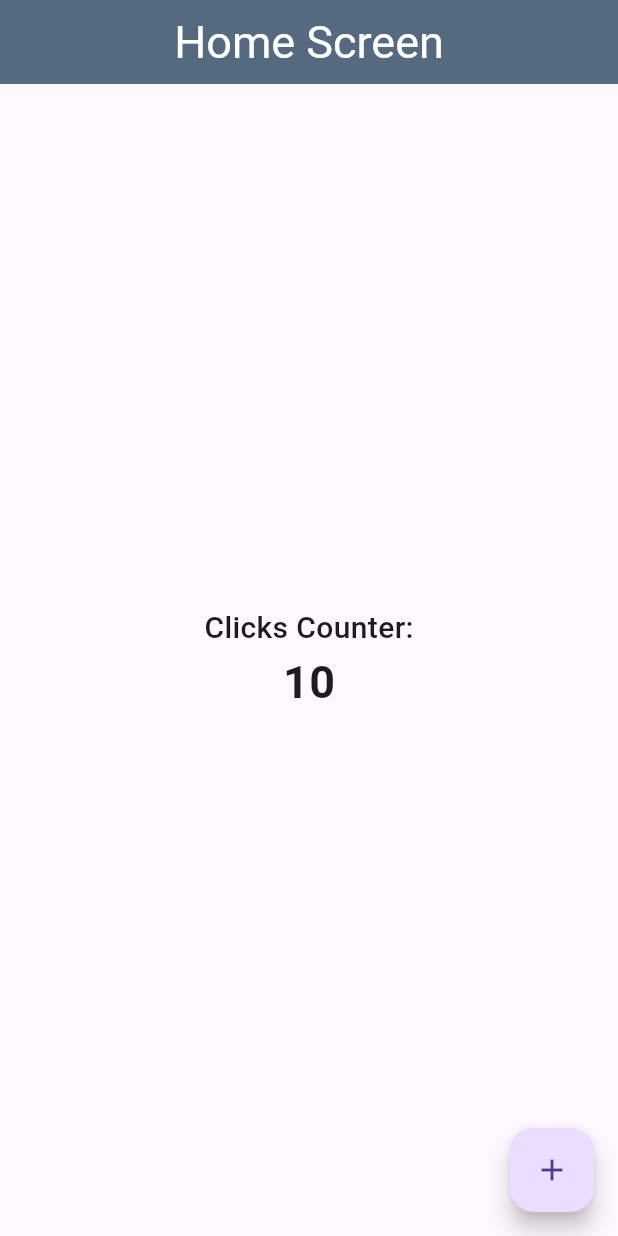
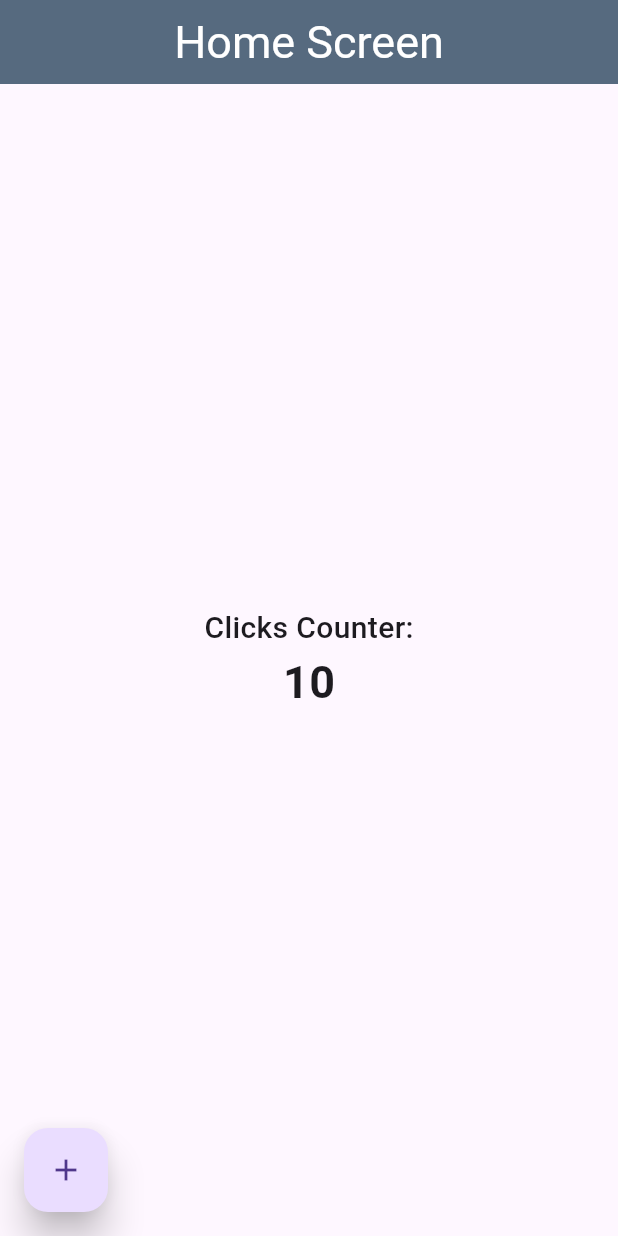
Before and after one commit to RudyCancax/First-Flutter-App, a Flutter app: the screen it shows after launch, on a phone screen of 412 x 824 dp. Run offline on Flutter 3.47's test engine with Material 3 defaults, Android fonts, the phone set to English and light mode, and no system bars.

```diff
--- a/lib/screens/home_screen.dart
+++ b/lib/screens/home_screen.dart
@@ -25,8 +25,10 @@ class HomeScreen extends StatelessWidget {
             )
           ],
         )),
+        floatingActionButtonLocation: FloatingActionButtonLocation.startFloat,
         floatingActionButton: FloatingActionButton(
-          onPressed: () => {print("hello")},
+          onPressed: () => {},
+          elevation: 10,
           child: const Icon(Icons.add),
         ));
   }
```
